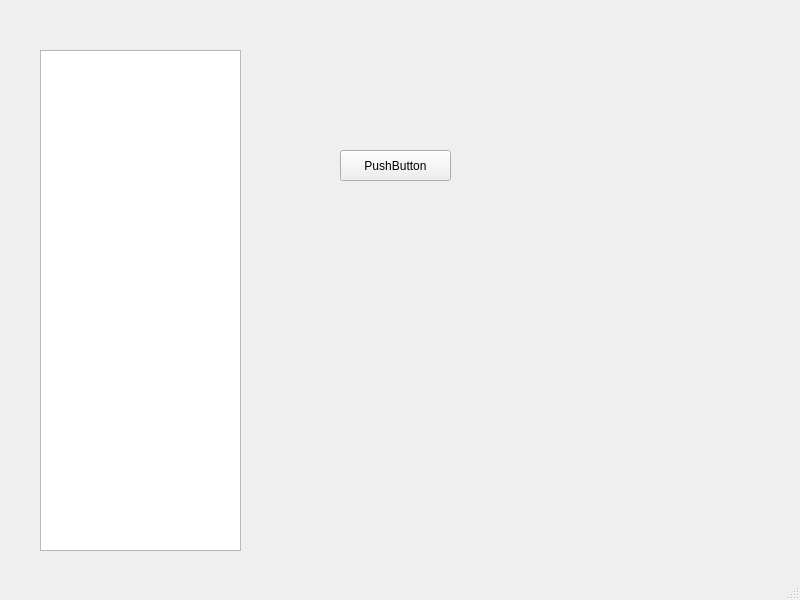
Old version of the form Examples/mainwindow.ui in the repository YuyangHou1230/Common.
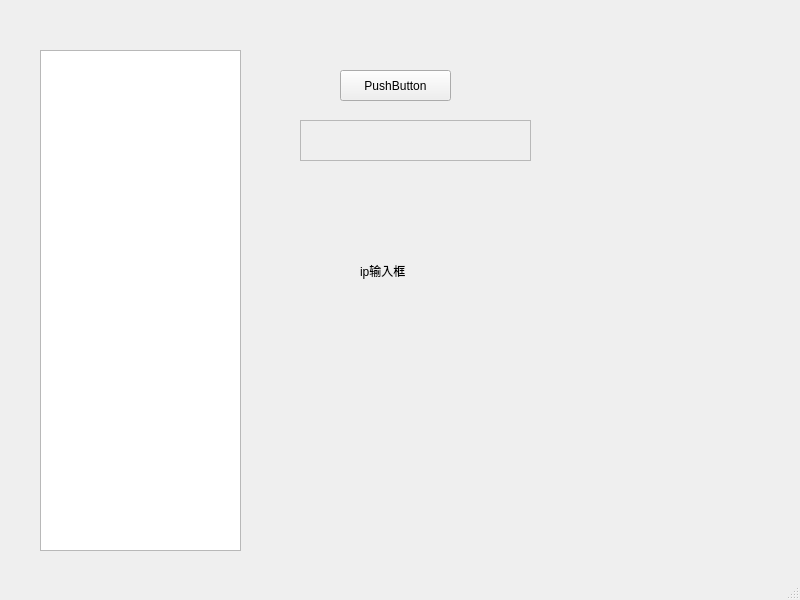
New version of the form. Custom widgets are drawn as their Qt base class.

Diff of the .ui file:
```diff
--- a/Examples/mainwindow.ui
+++ b/Examples/mainwindow.ui
@@ -28,7 +28,7 @@
     <property name="geometry">
      <rect>
       <x>340</x>
-      <y>150</y>
+      <y>70</y>
       <width>111</width>
       <height>31</height>
      </rect>
@@ -37,6 +37,45 @@
      <string>PushButton</string>
     </property>
    </widget>
+   <widget class="QFrame" name="frame">
+    <property name="geometry">
+     <rect>
+      <x>300</x>
+      <y>120</y>
+      <width>231</width>
+      <height>41</height>
+     </rect>
+    </property>
+    <property name="frameShape">
+     <enum>QFrame::StyledPanel</enum>
+    </property>
+    <property name="frameShadow">
+     <enum>QFrame::Raised</enum>
+    </property>
+   </widget>
+   <widget class="IPEdit" name="widget" native="true">
+    <property name="geometry">
+     <rect>
+      <x>430</x>
+      <y>250</y>
+      <width>201</width>
+      <height>41</height>
+     </rect>
+    </property>
+   </widget>
+   <widget class="QLabel" name="label">
+    <property name="geometry">
+     <rect>
+      <x>360</x>
+      <y>260</y>
+      <width>71</width>
+      <height>21</height>
+     </rect>
+    </property>
+    <property name="text">
+     <string>ip输入框</string>
+    </property>
+   </widget>
   </widget>
   <widget class="QMenuBar" name="menubar">
    <property name="geometry">
@@ -56,6 +95,12 @@
    <extends>QTableWidget</extends>
    <header>tablemenu.h</header>
   </customwidget>
+  <customwidget>
+   <class>IPEdit</class>
+   <extends>QWidget</extends>
+   <header>ipedit.h</header>
+   <container>1</container>
+  </customwidget>
  </customwidgets>
  <resources/>
  <connections/>
```
